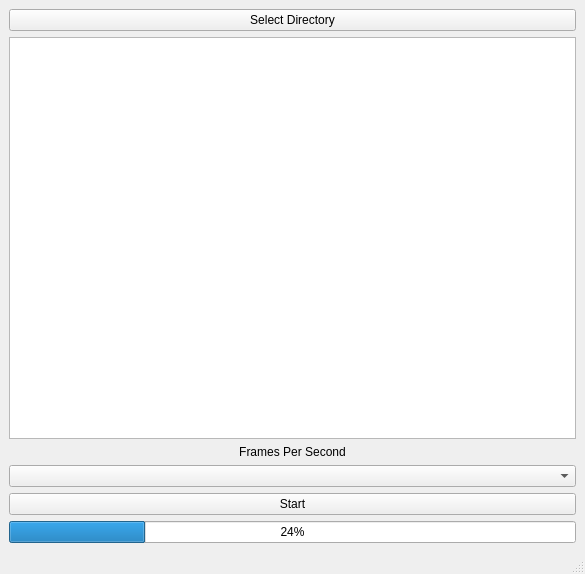
Old version of the form MainWindow.ui in the repository Motorscooter/VideoCreator.
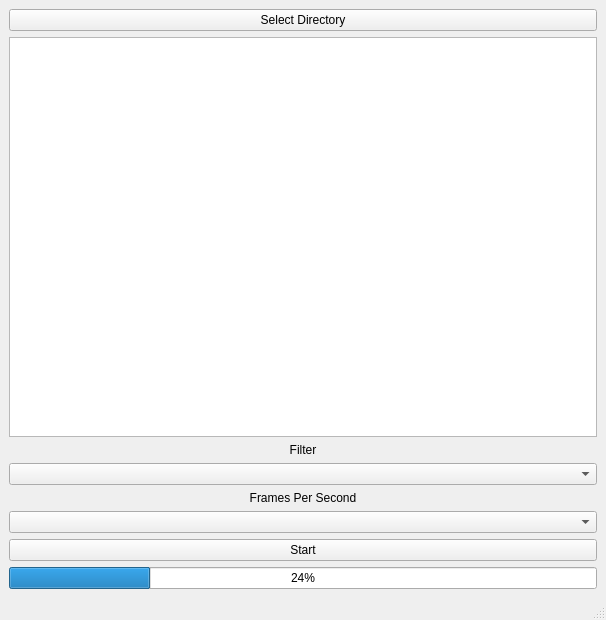
New version of the form.

The edit to the form file:
```diff
--- a/MainWindow.ui
+++ b/MainWindow.ui
@@ -6,8 +6,8 @@
    <rect>
     <x>0</x>
     <y>0</y>
-    <width>585</width>
-    <height>574</height>
+    <width>606</width>
+    <height>620</height>
    </rect>
   </property>
   <property name="windowTitle">
@@ -25,6 +25,19 @@
     <item>
      <widget class="QTableWidget" name="tableWidget"/>
     </item>
+    <item>
+     <widget class="QLabel" name="label_2">
+      <property name="text">
+       <string>Filter</string>
+      </property>
+      <property name="alignment">
+       <set>Qt::AlignCenter</set>
+      </property>
+     </widget>
+    </item>
+    <item>
+     <widget class="QComboBox" name="filterBox"/>
+    </item>
     <item>
      <widget class="QLabel" name="label">
       <property name="text">
```
